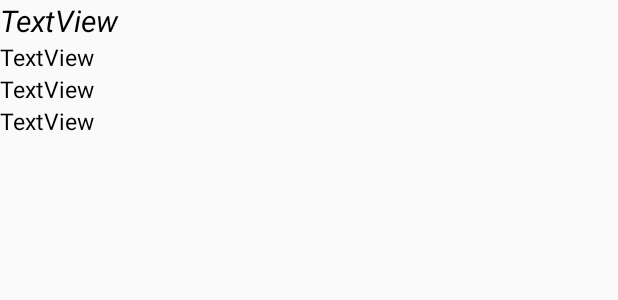
After one commit to sxeix/StudyApp, an Android app: the layout activity_event_list.xml on its own in the app's theme, with its tools: preview values and no code run, on a phone screen of 412 x 824 dp. The commit adds this screen. Shown: the top 300 px of the screen. Run offline under Robolectric (Android 15) with nearby library versions, the phone set to English and light mode, and no system bars; Roboto replaces fonts that are not available here.

Commit message:
event display stuff

```diff
--- a/app/src/main/java/studynowbackend/Timetable.java
+++ b/app/src/main/java/studynowbackend/Timetable.java
@@ -19,6 +19,10 @@ public class Timetable {
 
     private Timetable() {
         this.events = new ArrayList<>();
+        this.dailyEvents = new ArrayList<>();
+        this.weeklyEvents = new ArrayList<>();
+        this.monthlyEvents = new ArrayList<>();
+        this.yearlyEvents = new ArrayList<>();
     }
 
     public static Timetable getInstance() {
--- /dev/null
+++ b/app/src/main/res/layout/activity_event_list.xml
@@ -0,0 +1,40 @@
+<?xml version="1.0" encoding="utf-8"?>
+<LinearLayout xmlns:android="http://schemas.android.com/apk/res/android"
+    android:layout_width="fill_parent"
+    android:layout_height="fill_parent"
+    android:orientation="vertical"
+    android:isScrollContainer="true">
+
+    <TextView
+        android:id="@+id/line_a"
+        android:layout_width="match_parent"
+        android:layout_height="wrap_content"
+        android:text="TextView"
+        android:textColor="#000000"
+        android:textSize="20sp"
+        android:textStyle="italic" />
+
+    <TextView
+        android:id="@+id/line_b"
+        android:layout_width="match_parent"
+        android:layout_height="wrap_content"
+        android:text="TextView"
+        android:textColor="#000000"
+        android:textSize="15sp" />
+
+    <TextView
+        android:id="@+id/line_c"
+        android:layout_width="match_parent"
+        android:layout_height="wrap_content"
+        android:text="TextView"
+        android:textColor="#000000"
+        android:textSize="15sp" />
+
+    <TextView
+        android:id="@+id/line_d"
+        android:layout_width="match_parent"
+        android:layout_height="wrap_content"
+        android:text="TextView"
+        android:textColor="#000000"
+        android:textSize="15sp" />
+    </LinearLayout>
```
Also changed, not shown: app/src/main/java/com/example/studyapp/InputPage.java (+9 -7 lines), app/src/main/java/com/example/studyapp/MainActivity.java (+12 -8 lines), app/src/main/java/com/example/studyapp/calendarDate.java (+59 -37 lines), app/src/main/java/com/example/studyapp/eventsPage.java (+7 -8 lines), app/src/main/java/com/example/studyapp/infoPage.java (+7 -7 lines), app/src/main/java/com/example/studyapp/settingsPage.java (+7 -7 lines), app/src/main/res/layout/activity_calendar_date.xml (+12 -11 lines).
